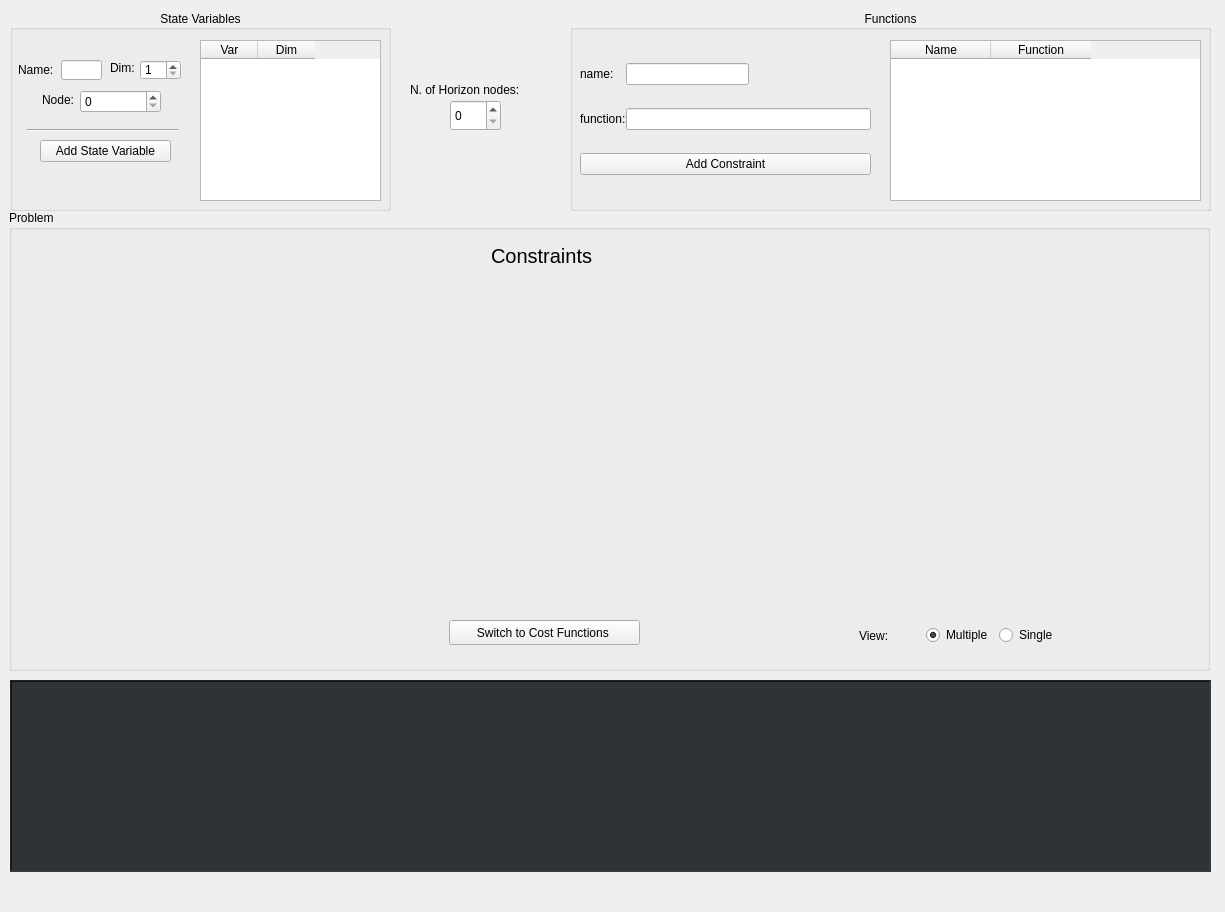
First picture: the form in horizon_gui/ui/widget1.ui, repository FrancescoRuscelli/horizon, before the edit.
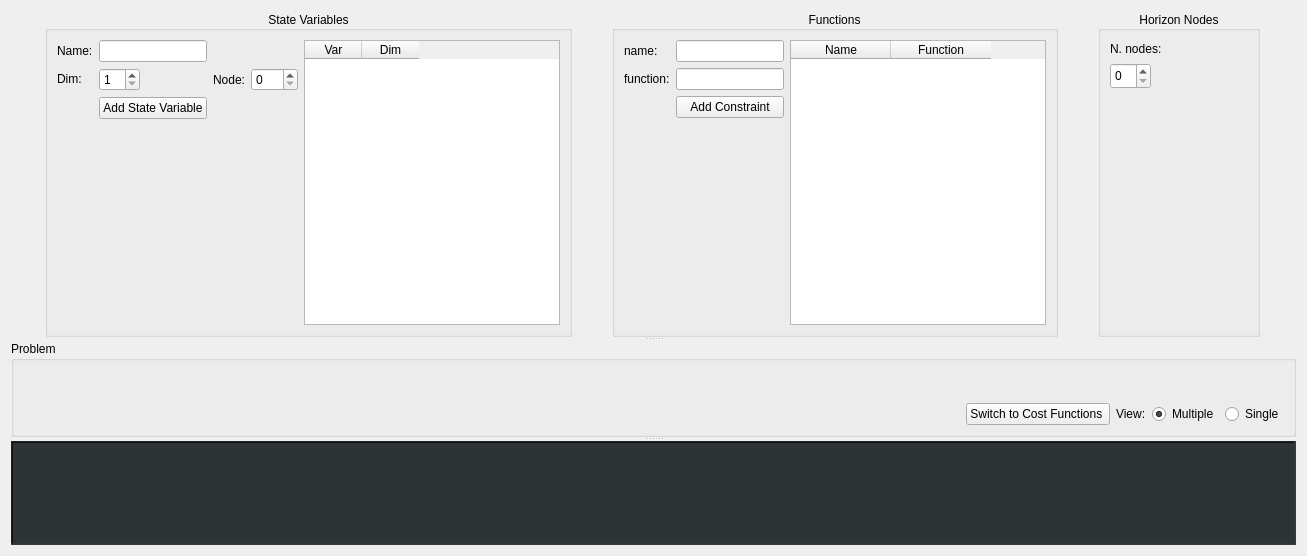
Second picture: the form after the edit. The open tabs and pages were chosen to show the change. Icons and pictures are not drawn. Custom widgets are drawn as their Qt base class.

Commit message: horizon_line is now a QScrollArea + remake of ui

```diff
--- a/horizon_gui/ui/widget1.ui
+++ b/horizon_gui/ui/widget1.ui
@@ -6,8 +6,8 @@
    <rect>
     <x>0</x>
     <y>0</y>
-    <width>1225</width>
-    <height>912</height>
+    <width>1307</width>
+    <height>556</height>
    </rect>
   </property>
   <property name="mouseTracking">
@@ -16,111 +16,27 @@
   <property name="windowTitle">
    <string>Form</string>
   </property>
-  <widget class="QGroupBox" name="funBox">
-   <property name="geometry">
-    <rect>
-     <x>570</x>
-     <y>10</y>
-     <width>641</width>
-     <height>201</height>
-    </rect>
-   </property>
-   <property name="layoutDirection">
-    <enum>Qt::LeftToRight</enum>
-   </property>
-   <property name="title">
-    <string>Functions</string>
-   </property>
-   <property name="alignment">
-    <set>Qt::AlignCenter</set>
-   </property>
-   <widget class="QWidget" name="gridLayoutWidget">
-    <property name="geometry">
-     <rect>
-      <x>10</x>
-      <y>30</y>
-      <width>291</width>
-      <height>161</height>
-     </rect>
-    </property>
-    <layout class="QGridLayout" name="CTGrid">
-     <property name="spacing">
-      <number>0</number>
-     </property>
-     <item row="0" column="0">
-      <widget class="QLabel" name="funNameLabel">
-       <property name="text">
-        <string>name:</string>
-       </property>
-      </widget>
-     </item>
-     <item row="0" column="1">
-      <widget class="QLineEdit" name="funNameInput"/>
-     </item>
-     <item row="2" column="0" colspan="3">
-      <widget class="QPushButton" name="funButton">
-       <property name="text">
-        <string>Add Constraint</string>
-       </property>
-      </widget>
-     </item>
-     <item row="1" column="0">
-      <widget class="QLabel" name="funLabel">
-       <property name="text">
-        <string>function:</string>
-       </property>
-      </widget>
-     </item>
-     <item row="0" column="2">
-      <spacer name="horizontalSpacer">
+  <layout class="QVBoxLayout" name="verticalLayout_3">
+   <item>
+    <widget class="QSplitter" name="splitter">
        <property name="orientation">
-        <enum>Qt::Horizontal</enum>
-       </property>
-       <property name="sizeType">
-        <enum>QSizePolicy::Expanding</enum>
-       </property>
-       <property name="sizeHint" stdset="0">
-        <size>
-         <width>40</width>
-         <height>20</height>
-        </size>
-       </property>
-      </spacer>
-     </item>
-     <item row="1" column="1" colspan="2">
-      <widget class="LineEdit" name="funInput"/>
-     </item>
-    </layout>
-   </widget>
-   <widget class="BoxFunction" name="funTable">
-    <property name="geometry">
-     <rect>
-      <x>320</x>
-      <y>30</y>
-      <width>311</width>
-      <height>161</height>
-     </rect>
-    </property>
-    <column>
-     <property name="text">
-      <string>Name</string>
-     </property>
-    </column>
-    <column>
-     <property name="text">
-      <string>Function</string>
-     </property>
-    </column>
-   </widget>
-  </widget>
+      <enum>Qt::Vertical</enum>
+     </property>
+     <widget class="QWidget" name="">
+      <layout class="QHBoxLayout" name="horizontalLayout_2">
+       <item>
   <widget class="QGroupBox" name="SV">
-   <property name="geometry">
-    <rect>
-     <x>10</x>
-     <y>10</y>
-     <width>381</width>
-     <height>201</height>
-    </rect>
+         <property name="sizePolicy">
+          <sizepolicy hsizetype="Fixed" vsizetype="Expanding">
+           <horstretch>0</horstretch>
+           <verstretch>0</verstretch>
+          </sizepolicy>
+         </property>
+         <property name="minimumSize">
+          <size>
+           <width>0</width>
+           <height>131</height>
+          </size>
    </property>
    <property name="title">
     <string>State Variables</string>
@@ -134,50 +50,37 @@
    <property name="checkable">
     <bool>false</bool>
    </property>
-   <widget class="QPushButton" name="SVAddButton">
-    <property name="geometry">
-     <rect>
-      <x>30</x>
-      <y>130</y>
-      <width>131</width>
-      <height>22</height>
-     </rect>
-    </property>
-    <property name="text">
-     <string>Add State Variable</string>
-    </property>
-   </widget>
+         <layout class="QGridLayout" name="gridLayout">
+          <item row="1" column="1">
+           <widget class="QSpinBox" name="SVDimInput">
+            <property name="sizePolicy">
+             <sizepolicy hsizetype="Fixed" vsizetype="Fixed">
+              <horstretch>0</horstretch>
+              <verstretch>0</verstretch>
+             </sizepolicy>
+            </property>
+            <property name="minimum">
+             <number>1</number>
+            </property>
+           </widget>
+          </item>
+          <item row="0" column="1">
    <widget class="QLineEdit" name="SVNameInput">
-    <property name="geometry">
-     <rect>
-      <x>51</x>
-      <y>50</y>
-      <width>41</width>
-      <height>20</height>
-     </rect>
-    </property>
-   </widget>
-   <widget class="QLabel" name="SVName">
-    <property name="geometry">
-     <rect>
-      <x>8</x>
-      <y>52</y>
-      <width>41</width>
-      <height>16</height>
-     </rect>
-    </property>
-    <property name="text">
-     <string>Name:</string>
-    </property>
-   </widget>
+            <property name="sizePolicy">
+             <sizepolicy hsizetype="Fixed" vsizetype="Fixed">
+              <horstretch>0</horstretch>
+              <verstretch>0</verstretch>
+             </sizepolicy>
+            </property>
+           </widget>
+          </item>
+          <item row="1" column="3">
    <widget class="NodesSpinBox" name="SVNodeInput">
-    <property name="geometry">
-     <rect>
-      <x>70</x>
-      <y>80</y>
-      <width>81</width>
-      <height>23</height>
-     </rect>
+            <property name="sizePolicy">
+             <sizepolicy hsizetype="Fixed" vsizetype="Fixed">
+              <horstretch>0</horstretch>
+              <verstretch>0</verstretch>
+             </sizepolicy>
     </property>
     <property name="palette">
      <palette>
@@ -250,73 +153,86 @@
      <number>0</number>
     </property>
    </widget>
-   <widget class="QLabel" name="SVNode">
-    <property name="geometry">
-     <rect>
-      <x>32</x>
-      <y>82</y>
-      <width>40</width>
-      <height>16</height>
-     </rect>
-    </property>
-    <property name="text">
-     <string>Node:</string>
-    </property>
-   </widget>
+          </item>
+          <item row="1" column="0">
    <widget class="QLabel" name="SVDim">
-    <property name="geometry">
-     <rect>
-      <x>100</x>
-      <y>50</y>
-      <width>30</width>
-      <height>16</height>
-     </rect>
+            <property name="sizePolicy">
+             <sizepolicy hsizetype="Fixed" vsizetype="Fixed">
+              <horstretch>0</horstretch>
+              <verstretch>0</verstretch>
+             </sizepolicy>
     </property>
     <property name="text">
      <string>Dim:</string>
     </property>
    </widget>
-   <widget class="QSpinBox" name="SVDimInput">
-    <property name="geometry">
-     <rect>
-      <x>130</x>
-      <y>50</y>
-      <width>41</width>
-      <height>20</height>
-     </rect>
-    </property>
-    <property name="minimum">
-     <number>1</number>
-    </property>
-   </widget>
-   <widget class="Line" name="line">
-    <property name="geometry">
-     <rect>
-      <x>17</x>
-      <y>110</y>
-      <width>151</width>
-      <height>20</height>
-     </rect>
-    </property>
+          </item>
+          <item row="1" column="2">
+           <widget class="QLabel" name="SVNode">
+            <property name="sizePolicy">
+             <sizepolicy hsizetype="Fixed" vsizetype="Preferred">
+              <horstretch>0</horstretch>
+              <verstretch>0</verstretch>
+             </sizepolicy>
+            </property>
+            <property name="text">
+             <string>Node:</string>
+            </property>
+           </widget>
+          </item>
+          <item row="2" column="1">
+           <widget class="QPushButton" name="SVAddButton">
+            <property name="sizePolicy">
+             <sizepolicy hsizetype="Fixed" vsizetype="Fixed">
+              <horstretch>0</horstretch>
+              <verstretch>0</verstretch>
+             </sizepolicy>
+            </property>
+            <property name="text">
+             <string>Add State Variable</string>
+            </property>
+           </widget>
+          </item>
+          <item row="0" column="0">
+           <widget class="QLabel" name="SVName">
+            <property name="sizePolicy">
+             <sizepolicy hsizetype="Fixed" vsizetype="Fixed">
+              <horstretch>0</horstretch>
+              <verstretch>0</verstretch>
+             </sizepolicy>
+            </property>
+            <property name="text">
+             <string>Name:</string>
+            </property>
+           </widget>
+          </item>
+          <item row="3" column="1">
+           <spacer name="verticalSpacer">
     <property name="orientation">
-     <enum>Qt::Horizontal</enum>
-    </property>
-   </widget>
+             <enum>Qt::Vertical</enum>
+            </property>
+            <property name="sizeHint" stdset="0">
+             <size>
+              <width>20</width>
+              <height>40</height>
+             </size>
+            </property>
+           </spacer>
+          </item>
+          <item row="0" column="4" rowspan="4">
    <widget class="BoxStateVar" name="SVTable">
-    <property name="geometry">
-     <rect>
-      <x>190</x>
-      <y>30</y>
-      <width>181</width>
-      <height>161</height>
-     </rect>
-    </property>
-    <attribute name="horizontalHeaderDefaultSectionSize">
-     <number>57</number>
-    </attribute>
+            <property name="sizePolicy">
+             <sizepolicy hsizetype="Fixed" vsizetype="Expanding">
+              <horstretch>0</horstretch>
+              <verstretch>0</verstretch>
+             </sizepolicy>
+            </property>
     <attribute name="horizontalHeaderMinimumSectionSize">
      <number>20</number>
     </attribute>
+            <attribute name="horizontalHeaderDefaultSectionSize">
+             <number>57</number>
+            </attribute>
     <attribute name="horizontalHeaderShowSortIndicator" stdset="0">
      <bool>false</bool>
     </attribute>
@@ -334,28 +250,200 @@
      </property>
     </column>
    </widget>
+          </item>
+         </layout>
+        </widget>
+       </item>
+       <item>
+        <widget class="QGroupBox" name="funBox">
+         <property name="sizePolicy">
+          <sizepolicy hsizetype="Fixed" vsizetype="Expanding">
+           <horstretch>0</horstretch>
+           <verstretch>0</verstretch>
+          </sizepolicy>
+         </property>
+         <property name="minimumSize">
+          <size>
+           <width>0</width>
+           <height>131</height>
+          </size>
+         </property>
+         <property name="layoutDirection">
+          <enum>Qt::LeftToRight</enum>
+         </property>
+         <property name="title">
+          <string>Functions</string>
+         </property>
+         <property name="alignment">
+          <set>Qt::AlignCenter</set>
+         </property>
+         <layout class="QGridLayout" name="gridLayout_3">
+          <property name="sizeConstraint">
+           <enum>QLayout::SetMinAndMaxSize</enum>
+          </property>
+          <item row="1" column="0">
+           <widget class="QLabel" name="funLabel">
+            <property name="sizePolicy">
+             <sizepolicy hsizetype="Fixed" vsizetype="Preferred">
+              <horstretch>0</horstretch>
+              <verstretch>0</verstretch>
+             </sizepolicy>
+            </property>
+            <property name="text">
+             <string>function:</string>
+            </property>
+           </widget>
+          </item>
+          <item row="0" column="1">
+           <widget class="QLineEdit" name="funNameInput">
+            <property name="sizePolicy">
+             <sizepolicy hsizetype="Fixed" vsizetype="Fixed">
+              <horstretch>0</horstretch>
+              <verstretch>0</verstretch>
+             </sizepolicy>
+            </property>
+           </widget>
+          </item>
+          <item row="2" column="1">
+           <widget class="QPushButton" name="funButton">
+            <property name="text">
+             <string>Add Constraint</string>
+            </property>
+           </widget>
+          </item>
+          <item row="1" column="1">
+           <widget class="LineEdit" name="funInput">
+            <property name="sizePolicy">
+             <sizepolicy hsizetype="Fixed" vsizetype="Fixed">
+              <horstretch>0</horstretch>
+              <verstretch>0</verstretch>
+             </sizepolicy>
+            </property>
+           </widget>
+          </item>
+          <item row="0" column="0">
+           <widget class="QLabel" name="funNameLabel">
+            <property name="text">
+             <string>name:</string>
+            </property>
+           </widget>
+          </item>
+          <item row="3" column="1">
+           <spacer name="verticalSpacer_2">
+            <property name="orientation">
+             <enum>Qt::Vertical</enum>
+            </property>
+            <property name="sizeHint" stdset="0">
+             <size>
+              <width>20</width>
+              <height>40</height>
+             </size>
+            </property>
+           </spacer>
+          </item>
+          <item row="0" column="2" rowspan="4">
+           <widget class="BoxFunction" name="funTable">
+            <property name="sizePolicy">
+             <sizepolicy hsizetype="Fixed" vsizetype="Expanding">
+              <horstretch>0</horstretch>
+              <verstretch>0</verstretch>
+             </sizepolicy>
+            </property>
+            <column>
+             <property name="text">
+              <string>Name</string>
+             </property>
+            </column>
+            <column>
+             <property name="text">
+              <string>Function</string>
+             </property>
+            </column>
+           </widget>
+          </item>
+         </layout>
+        </widget>
+       </item>
+       <item>
+        <widget class="QGroupBox" name="groupBox">
+         <property name="sizePolicy">
+          <sizepolicy hsizetype="Fixed" vsizetype="Expanding">
+           <horstretch>0</horstretch>
+           <verstretch>0</verstretch>
+          </sizepolicy>
+         </property>
+         <property name="title">
+          <string>Horizon Nodes</string>
+         </property>
+         <property name="alignment">
+          <set>Qt::AlignCenter</set>
+         </property>
+         <layout class="QVBoxLayout" name="verticalLayout_2">
+          <item>
+           <widget class="QLabel" name="NodesLabel">
+            <property name="sizePolicy">
+             <sizepolicy hsizetype="Fixed" vsizetype="Fixed">
+              <horstretch>0</horstretch>
+              <verstretch>0</verstretch>
+             </sizepolicy>
+            </property>
+            <property name="minimumSize">
+             <size>
+              <width>138</width>
+              <height>17</height>
+             </size>
+            </property>
+            <property name="text">
+             <string>N. nodes:</string>
+            </property>
+           </widget>
+          </item>
+          <item>
+           <widget class="QSpinBox" name="NodesSpinBox">
+            <property name="sizePolicy">
+             <sizepolicy hsizetype="Fixed" vsizetype="Fixed">
+              <horstretch>0</horstretch>
+              <verstretch>0</verstretch>
+             </sizepolicy>
+            </property>
+            <property name="minimumSize">
+             <size>
+              <width>0</width>
+              <height>26</height>
+             </size>
+            </property>
+           </widget>
+          </item>
+          <item>
+           <spacer name="verticalSpacer_3">
+            <property name="orientation">
+             <enum>Qt::Vertical</enum>
+            </property>
+            <property name="sizeHint" stdset="0">
+             <size>
+              <width>20</width>
+              <height>40</height>
+             </size>
+            </property>
+           </spacer>
+          </item>
+         </layout>
+        </widget>
+       </item>
+      </layout>
   </widget>
   <widget class="QGroupBox" name="PRB">
-   <property name="geometry">
-    <rect>
-     <x>9</x>
-     <y>210</y>
-     <width>1201</width>
-     <height>461</height>
-    </rect>
+      <property name="sizePolicy">
+       <sizepolicy hsizetype="Fixed" vsizetype="Fixed">
+        <horstretch>0</horstretch>
+        <verstretch>0</verstretch>
+       </sizepolicy>
    </property>
    <property name="title">
     <string>Problem</string>
    </property>
-   <widget class="QWidget" name="formLayoutWidget">
-    <property name="geometry">
-     <rect>
-      <x>850</x>
-      <y>410</y>
-      <width>201</width>
-      <height>31</height>
-     </rect>
-    </property>
+      <layout class="QGridLayout" name="gridLayout_2">
+       <item row="2" column="2">
     <layout class="QHBoxLayout" name="LineView">
      <item>
       <widget class="QLabel" name="label">
@@ -385,82 +473,59 @@
       </widget>
      </item>
     </layout>
-   </widget>
-   <widget class="QStackedWidget" name="ProblemMain">
-    <property name="geometry">
-     <rect>
-      <x>2</x>
-      <y>20</y>
-      <width>1191</width>
-      <height>371</height>
-     </rect>
-    </property>
-    <property name="currentIndex">
-     <number>1</number>
-    </property>
-    <widget class="QWidget" name="CTPage">
-     <widget class="QLabel" name="CTLabel">
-      <property name="geometry">
-       <rect>
-        <x>480</x>
-        <y>10</y>
-        <width>111</width>
-        <height>31</height>
-       </rect>
-      </property>
-      <property name="font">
-       <font>
-        <pointsize>15</pointsize>
-       </font>
-      </property>
-      <property name="text">
-       <string>Constraints</string>
-      </property>
-     </widget>
-    </widget>
-    <widget class="QWidget" name="CFPage">
-     <widget class="QLabel" name="CFLabel">
-      <property name="geometry">
-       <rect>
-        <x>470</x>
-        <y>10</y>
-        <width>141</width>
-        <height>31</height>
-       </rect>
-      </property>
-      <property name="font">
-       <font>
-        <pointsize>15</pointsize>
-       </font>
-      </property>
-      <property name="text">
-       <string>Cost Functions</string>
-      </property>
-     </widget>
-    </widget>
-   </widget>
+       </item>
+       <item row="2" column="0">
+        <spacer name="horizontalSpacer">
+         <property name="orientation">
+          <enum>Qt::Horizontal</enum>
+         </property>
+         <property name="sizeHint" stdset="0">
+          <size>
+           <width>40</width>
+           <height>20</height>
+          </size>
+         </property>
+        </spacer>
+       </item>
+       <item row="2" column="1">
    <widget class="QPushButton" name="switchPageButton">
-    <property name="geometry">
-     <rect>
-      <x>440</x>
-      <y>410</y>
-      <width>191</width>
-      <height>25</height>
-     </rect>
-    </property>
     <property name="text">
      <string>Switch to Cost Functions </string>
     </property>
    </widget>
+       </item>
+       <item row="0" column="0" colspan="3">
+        <widget class="QStackedWidget" name="ProblemMain">
+         <property name="sizePolicy">
+          <sizepolicy hsizetype="Preferred" vsizetype="Preferred">
+           <horstretch>0</horstretch>
+           <verstretch>0</verstretch>
+          </sizepolicy>
+         </property>
+         <property name="currentIndex">
+          <number>0</number>
+         </property>
+         <widget class="QWidget" name="CTPage"/>
+         <widget class="QWidget" name="CFPage"/>
+        </widget>
+       </item>
+      </layout>
   </widget>
   <widget class="ConsoleLogger" name="consoleLogger">
-   <property name="geometry">
-    <rect>
-     <x>10</x>
-     <y>680</y>
-     <width>1201</width>
-     <height>192</height>
-    </rect>
+      <property name="enabled">
+       <bool>true</bool>
+      </property>
+      <property name="sizePolicy">
+       <sizepolicy hsizetype="Expanding" vsizetype="Minimum">
+        <horstretch>0</horstretch>
+        <verstretch>0</verstretch>
+       </sizepolicy>
+      </property>
+      <property name="maximumSize">
+       <size>
+        <width>16777215</width>
+        <height>200</height>
+       </size>
    </property>
    <property name="font">
     <font>
@@ -477,37 +542,20 @@
    <property name="frameShadow">
     <enum>QFrame::Sunken</enum>
    </property>
+      <property name="sizeAdjustPolicy">
+       <enum>QAbstractScrollArea::AdjustToContents</enum>
+      </property>
    <property name="readOnly">
     <bool>true</bool>
    </property>
   </widget>
-  <widget class="QSpinBox" name="NodesSpinBox">
-   <property name="geometry">
-    <rect>
-     <x>450</x>
-     <y>100</y>
-     <width>51</width>
-     <height>31</height>
-    </rect>
-   </property>
-  </widget>
-  <widget class="QLabel" name="NodesLabel">
-   <property name="geometry">
-    <rect>
-     <x>410</x>
-     <y>80</y>
-     <width>141</width>
-     <height>20</height>
-    </rect>
-   </property>
-   <property name="text">
-    <string>N. of Horizon nodes:</string>
-   </property>
-  </widget>
+    </widget>
+   </item>
+  </layout>
   <action name="actionExit">
    <property name="icon">
     <iconset>
-     <normaloff>../../../../../.designer/resources/rocket.svg</normaloff>../../../../../.designer/resources/rocket.svg</iconset>
+     <normaloff>../../../../../../../../.designer/resources/rocket.svg</normaloff>../../../../../../../../.designer/resources/rocket.svg</iconset>
    </property>
    <property name="text">
     <string>Exit</string>
@@ -522,7 +570,7 @@
   <action name="actionAbout">
    <property name="icon">
     <iconset>
-     <normaloff>../../../../../.designer/resources/info.svg</normaloff>../../../../../.designer/resources/info.svg</iconset>
+     <normaloff>../../../../../../../../.designer/resources/info.svg</normaloff>../../../../../../../../.designer/resources/info.svg</iconset>
    </property>
    <property name="text">
     <string>About</string>
```
Left out of the diff: 9 changed lines with no effect on the pictures. Lines whose indentation alone changed are shown as unchanged. The commit also changes 5 other files.
